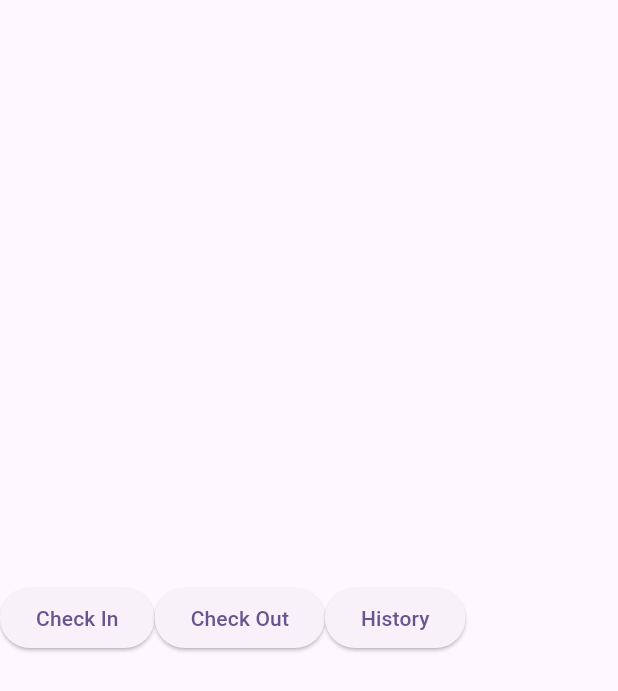
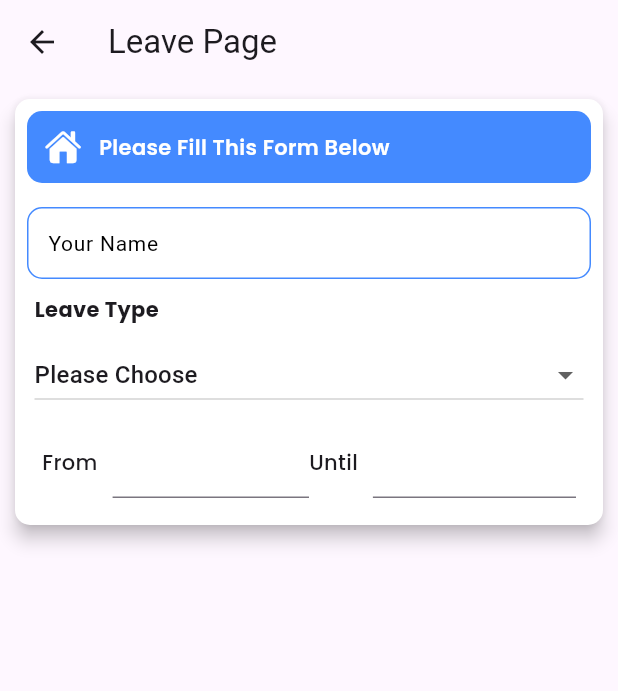
Before and after one commit to zavaultraz/attendent_app, a Flutter app: the HomeAttendence screen opened by its route, after a tap on "Check Out", on a phone screen of 412 x 824 dp. Shown: the top 691 px of the screen. Run offline on Flutter 3.47's test engine with Material 3 defaults, Android fonts, the light colour scheme and no system bars; our stand-ins replace camera, cloud_firestore, dotted_border, firebase_auth, firebase_core, firebase_storage and 7 more; missing offline and left inert: google_mlkit_face_detection; accounts and stored records are empty.

Commit message:
start again j

```diff
--- a/lib/main.dart
+++ b/lib/main.dart
@@ -39,6 +39,7 @@ class MyApp extends StatelessWidget {
         '/change-password' : (context) => ChangePasswordPage(),
         '/attendance-page' : (context)=> AttendancePage(),
         '/home-attendance' : (context)=> HomeAttendence(),
+        '/leave-page' : (context)=> LeavePage(),
 
       },
       home: SignInPage(),
--- a/lib/ui/pages.dart
+++ b/lib/ui/pages.dart
@@ -28,4 +28,5 @@ part 'ui/profile_page.dart';
 part 'ui/change_password_page.dart';
 part 'ui/home_attendence.dart';
 part 'ui/attendance/attendance/attendance_page.dart';
-part 'ui/attendance/attendance//camera_page.dart';
+part 'ui/attendance/attendance/camera_page.dart';
+part 'ui/attendance/leave/leave_page.dart';
--- /dev/null
+++ b/lib/ui/ui/attendance/leave/leave_page.dart
@@ -0,0 +1,244 @@
+part of '../../../pages.dart';
+
+class LeavePage extends StatefulWidget {
+  const LeavePage({super.key});
+
+  @override
+  State<LeavePage> createState() => _LeavePageState();
+}
+
+class _LeavePageState extends State<LeavePage> {
+  String strAddress = '';
+  String strDate = '';
+  String strTime = '';
+  String strDateTime = '';
+  int dateHour = 0;
+  int dateMinute = 0;
+  double dLat = 0.0;
+  double dLong = 0.0;
+  final controllerName = TextEditingController();
+  final formController = TextEditingController();
+  final toController = TextEditingController();
+  String dropValue = "Please Choose";
+  var categoryList = <String>["Please Choose", "Sick", "Permission", "Other"];
+  final FirebaseFirestore firestore = FirebaseFirestore.instance;
+  String userId = FirebaseAuth.instance.currentUser?.uid ?? '';
+  @override
+  void initState() {
+    // TODO: implement initState
+    super.initState();
+  }
+
+  Future<void> fetchUser() async {
+    String userId = FirebaseAuth.instance.currentUser?.uid ?? 'Unknow';
+    if (userId == 'unKnow') {
+      return;
+    }
+    try {
+      DocumentSnapshot userDoc =
+          await firestore.collection('users').doc(userId).get();
+      print("userDoc : ${userDoc.data()}");
+      String name = userDoc['name'];
+      String lastName = userDoc['lastName'];
+      String fullName = '$name $lastName';
+      setState(() {
+        controllerName.text = fullName;
+      });
+    } catch (e) {
+      print("error :$e");
+    }
+  }
+
+  showLoaderDialog(BuildContext context) {
+    AlertDialog alertDialog = AlertDialog(
+      content: Row(
+        children: [
+          CircularProgressIndicator(
+            valueColor: AlwaysStoppedAnimation<Color>(Colors.blueAccent),
+          ),
+          Container(
+            margin: EdgeInsets.only(left: 7),
+            child: Text('Please Wait'),
+          )
+        ],
+      ),
+    );
+    showDialog(
+        barrierDismissible: false,
+        context: context,
+        builder: (BuildContext context) {
+          return alertDialog;
+        });
+  }
+
+  @override
+  Widget build(BuildContext context) {
+    return Scaffold(
+      appBar: AppBar(
+        title: Text('Leave Page'),
+      ),
+      body: SingleChildScrollView(
+        child: Card(
+          margin: EdgeInsets.all(10),
+          color: Colors.white,
+          shape: RoundedRectangleBorder(
+            borderRadius: BorderRadius.circular(10),
+          ),
+          elevation: 5,
+          child: Padding(
+            padding: const EdgeInsets.all(8.0),
+            child: Column(
+              crossAxisAlignment: CrossAxisAlignment.start,
+              children: [
+                Container(
+                  padding: EdgeInsets.all(12),
+                  decoration: BoxDecoration(
+                    color: Colors.blueAccent,
+                    borderRadius: BorderRadius.circular(10),
+                  ),
+                  child: Row(
+                    children: [
+                      Icon(
+                        CupertinoIcons.house_fill,
+                        color: Colors.white,
+                      ),
+                      SizedBox(width: 12),
+                      Expanded(
+                        child: Text(
+                          "Please Fill This Form Below",
+                          style: GoogleFonts.poppins(
+                            color: Colors.white,
+                            fontWeight: FontWeight.w600,
+                          ),
+                        ),
+                      ),
+                    ],
+                  ),
+                ),
+                SizedBox(height: 16), // Jarak antara header dan input
+                TextField(
+                  textInputAction: TextInputAction.done,
+                  keyboardType: TextInputType.text,
+                  controller: controllerName,
+                  decoration: InputDecoration(
+                    contentPadding: const EdgeInsets.symmetric(horizontal: 10),
+                    labelText: "Your Name",
+                    hintText: "Please enter your name",
+                    hintStyle: const TextStyle(
+                      fontSize: 14,
+                      color: Colors.grey,
+                    ),
+                    labelStyle: const TextStyle(
+                      fontSize: 14,
+                      color: Colors.black,
+                    ),
+                    border: OutlineInputBorder(
+                      borderRadius: BorderRadius.circular(10),
+                      borderSide: const BorderSide(color: Colors.blueAccent),
+                    ),
+                    enabledBorder: OutlineInputBorder(
+                      borderRadius: BorderRadius.circular(10),
+                      borderSide: const BorderSide(color: Colors.blueAccent),
+                    ),
+                  ),
+                ),
+                SizedBox(
+                  height: 10,
+                ),
+                Padding(
+                  padding: EdgeInsets.symmetric(horizontal: 5),
+                  child: Text(
+                    "Leave Type",
+                    style: GoogleFonts.poppins(fontWeight: FontWeight.bold),
+                  ),
+                ),
+                SizedBox(
+                  height: 10,
+                ),
+                Padding(
+                  padding: EdgeInsets.symmetric(horizontal: 5),
+                  child: Container(
+                    child: DropdownButton(
+                      value: dropValue,
+                      items: categoryList.map((value) {
+                        return DropdownMenuItem(
+                          value: value,
+                          child: Text(value),
+                        );
+                      }).toList(),
+                      onChanged: (value) {
+                        setState(() {
+                          dropValue = value.toString();
+                        });
+                      },
+                      isExpanded: true,
+                    ),
+                  ),
+                ),
+                Padding(
+                  padding: EdgeInsets.all(10),
+                  child: Row(
+                    children: [
+                      Expanded(
+                          child: Row(
+                        children: [
+                          Text(
+                            'From',
+                            style: GoogleFonts.poppins(
+                                fontWeight: FontWeight.w500),
+                          ),
+                          SizedBox(
+                            width: 10,
+                          ),
+                          Expanded(
+                            child: TextField(
+                              controller: formController,
+                              onTap: () async {
+                                DateTime? pickDateTime = await showDatePicker(
+                                    context: context,
+                                    firstDate: DateTime(1990),
+                                    lastDate: DateTime(9999),
+                                    initialDate: DateTime.now());
+                              },
+                              style: GoogleFonts.poppins(fontWeight: FontWeight.w500),
+                            ),
+                          ),
+                        ],
+                      )),
+                      Expanded(
+                          child: Row(
+                        children: [
+                          Text(
+                            'Until',
+                            style: GoogleFonts.poppins(
+                                fontWeight: FontWeight.w500),
+                          ),
+                          SizedBox(
+                            width: 10,
+                          ),
+                          Expanded(
+                            child: TextField(
+                              controller: formController,
+                              onTap: () async {
+                                DateTime? pickDateTime = await showDatePicker(
+                                    context: context,
+                                    firstDate: DateTime(1990),
+                                    lastDate: DateTime(9999),
+                                    initialDate: DateTime.now());
+                              },
+                              style: GoogleFonts.poppins(fontWeight: FontWeight.w500),
+                            ),
+                          ),
+                        ],
+                      ),)
+                    ],
+                  ),
+                )
+              ],
+            ),
+          ),
+        ),
+      ),
+    );
+  }
+}
--- a/lib/ui/ui/home_attendence.dart
+++ b/lib/ui/ui/home_attendence.dart
@@ -17,7 +17,7 @@ class HomeAttendence extends StatelessWidget {
             ),
             ElevatedButton(
               onPressed: () {
-                Navigator.pushNamed(context, '/leave');
+                Navigator.pushNamed(context, '/leave-page');
               },
               child: Text("Check Out"),
             ),
```
